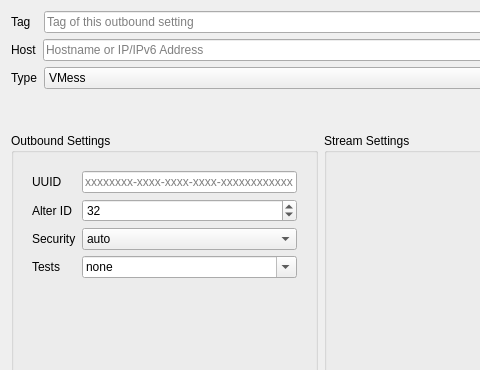
Above: src/ui/editors/w_OutboundEditor.ui from Qv2ray/Qv2ray before the change; both pictures show x 0 to 480 and y 0 to 370 of the 920 by 596 pixel window. Below: the same form after it.
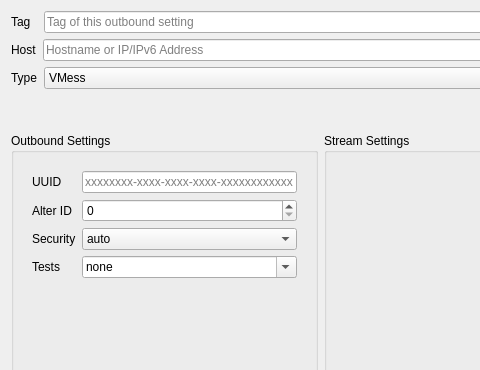
That is the form after the change.

Commit message: change: alterId from 32 to 0

Diff of the .ui file:
```diff
--- a/src/ui/editors/w_OutboundEditor.ui
+++ b/src/ui/editors/w_OutboundEditor.ui
@@ -249,7 +249,7 @@
                <number>65535</number>
               </property>
               <property name="value">
-               <number>32</number>
+               <number>0</number>
               </property>
              </widget>
             </item>
```
The commit also changes 2 other files.
